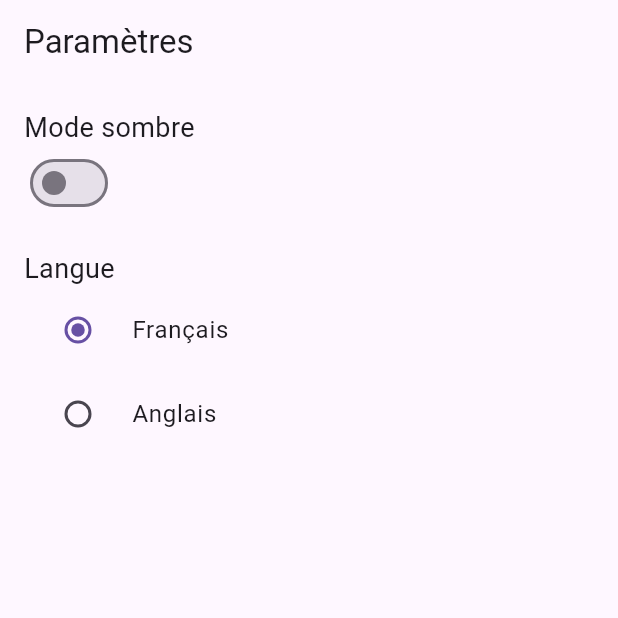
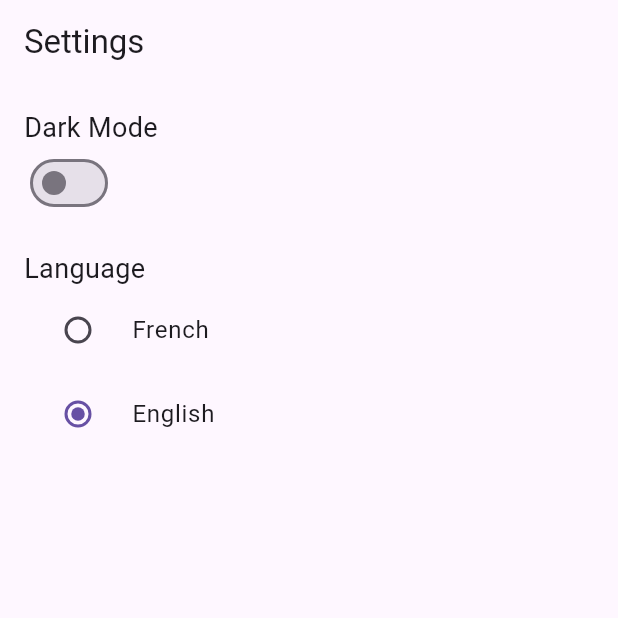
Before and after one commit to NeoEtIchiro/elevate_quote_generator, a Flutter app: the screen it shows after launch, on a phone screen of 412 x 824 dp, the top half of it. Run offline on Flutter 3.47's test engine with Material 3 defaults, Android fonts, the phone set to English and light mode, and no system bars; generated files the repository leaves out were written again.

Commit message:
Implement localization support and dark mode settings in the main app

```diff
--- /dev/null
+++ b/lib/l10n/app_en.arb
@@ -0,0 +1,7 @@
+{
+  "settings": "Settings",
+  "language": "Language",
+  "darkMode": "Dark Mode",
+  "french": "French",
+  "english": "English"
+}
--- /dev/null
+++ b/lib/l10n/app_fr.arb
@@ -0,0 +1,7 @@
+{
+  "settings": "Paramètres",
+  "language": "Langue",
+  "darkMode": "Mode sombre",
+  "french": "Français",
+  "english": "Anglais"
+}
--- a/lib/main.dart
+++ b/lib/main.dart
@@ -3,18 +3,45 @@ import 'package:flutter_localizations/flutter_localizations.dart';
 import 'package:flutter_gen/gen_l10n/app_localizations.dart';
 import 'views/settings.dart';
 
-
 void main() {
   runApp(const MainApp());
 }
 
-class MainApp extends StatelessWidget {
+class MainApp extends StatefulWidget {
   const MainApp({super.key});
+
+  static _MainAppState? of(BuildContext context) =>
+      context.findAncestorStateOfType<_MainAppState>();
+
+  @override
+  _MainAppState createState() => _MainAppState();
+}
+
+class _MainAppState extends State<MainApp> {
+  Locale? _locale;
+
+  void setLocale(Locale locale) {
+    setState(() {
+      _locale = locale;
+    });
+  }
 
   @override
   Widget build(BuildContext context) {
-    return const MaterialApp(
-      home: SettingsScreen(),
+    return MaterialApp(
+      title: 'Elevate Quote Generator',
+      theme: ThemeData(
+        primarySwatch: Colors.blue,
+        brightness: Brightness.light,
+      ),
+      darkTheme: ThemeData(
+        brightness: Brightness.dark,
+        scaffoldBackgroundColor: Colors.black,
+      ),
+      locale: _locale ?? Locale('en'),
+      supportedLocales: AppLocalizations.supportedLocales,
+      localizationsDelegates: AppLocalizations.localizationsDelegates,
+      home: const SettingsScreen(),
     );
   }
 }
--- a/lib/views/settings.dart
+++ b/lib/views/settings.dart
@@ -1,4 +1,6 @@
+import 'package:elevate_quote_generator/main.dart';
 import 'package:flutter/material.dart';
+import 'package:flutter_gen/gen_l10n/app_localizations.dart';
 
 class SettingsScreen extends StatefulWidget {
   const SettingsScreen({super.key});
@@ -9,7 +11,15 @@ class SettingsScreen extends StatefulWidget {
 
 class _SettingsScreenState extends State<SettingsScreen> {
   bool _isDarkMode = false;
-  String _selectedLanguage = "fr";
+  String _selectedLanguage = "en";
+
+  @override
+  void didChangeDependencies() {
+    super.didChangeDependencies();
+    // Access Theme.of(context) here instead of initState
+    final theme = Theme.of(context);
+    _isDarkMode = theme.brightness == Brightness.dark;
+  }
 
   void _toggleDarkMode(bool value) {
     setState(() {
@@ -19,38 +29,43 @@ class _SettingsScreenState extends State<SettingsScreen> {
 
   void _changeLanguage(String? value) {
     setState(() {
-      if (value != null) {
+      if (value != null && AppLocalizations.supportedLocales
+          .any((locale) => locale.languageCode == value)) {
         _selectedLanguage = value;
+        Locale newLocale = Locale(value);
+        MainApp.of(context)?.setLocale(newLocale);
       }
     });
   }
 
   @override
   Widget build(BuildContext context) {
+    final localizations = AppLocalizations.of(context);
+
     return Scaffold(
-      appBar: AppBar(title: const Text("Paramètres")),
+      appBar: AppBar(title: Text(localizations!.settings)),
       body: Padding(
         padding: const EdgeInsets.all(16.0),
         child: Column(
           crossAxisAlignment: CrossAxisAlignment.start,
           children: [
-            const Text("Mode sombre", style: TextStyle(fontSize: 18)),
+            Text(localizations.darkMode, style: const TextStyle(fontSize: 18)),
             Switch(
               value: _isDarkMode,
               onChanged: _toggleDarkMode,
             ),
             const SizedBox(height: 20),
-            const Text("Langue", style: TextStyle(fontSize: 18)),
+            Text(localizations.language, style: const TextStyle(fontSize: 18)),
             Column(
               children: [
                 RadioListTile<String>(
-                title: const Text("Français"),
+                  title: Text(localizations.french),
                   value: "fr",
                   groupValue: _selectedLanguage,
                   onChanged: _changeLanguage,
                 ),
                 RadioListTile<String>(
-                title: const Text("Anglais"),
+                  title: Text(localizations.english),
                   value: "en",
                   groupValue: _selectedLanguage,
                   onChanged: _changeLanguage,
--- a/pubspec.yaml
+++ b/pubspec.yaml
@@ -9,6 +9,8 @@ environment:
 dependencies:
   flutter:
     sdk: flutter
+  flutter_localizations:
+    sdk: flutter
 
 dev_dependencies:
   flutter_test:
@@ -17,3 +19,4 @@ dev_dependencies:
 
 flutter:
   uses-material-design: true
+  generate: true
```
Also changed, not shown: l10n.yaml (deleted), pubspec.lock. Lines whose indentation alone changed are shown as unchanged.
